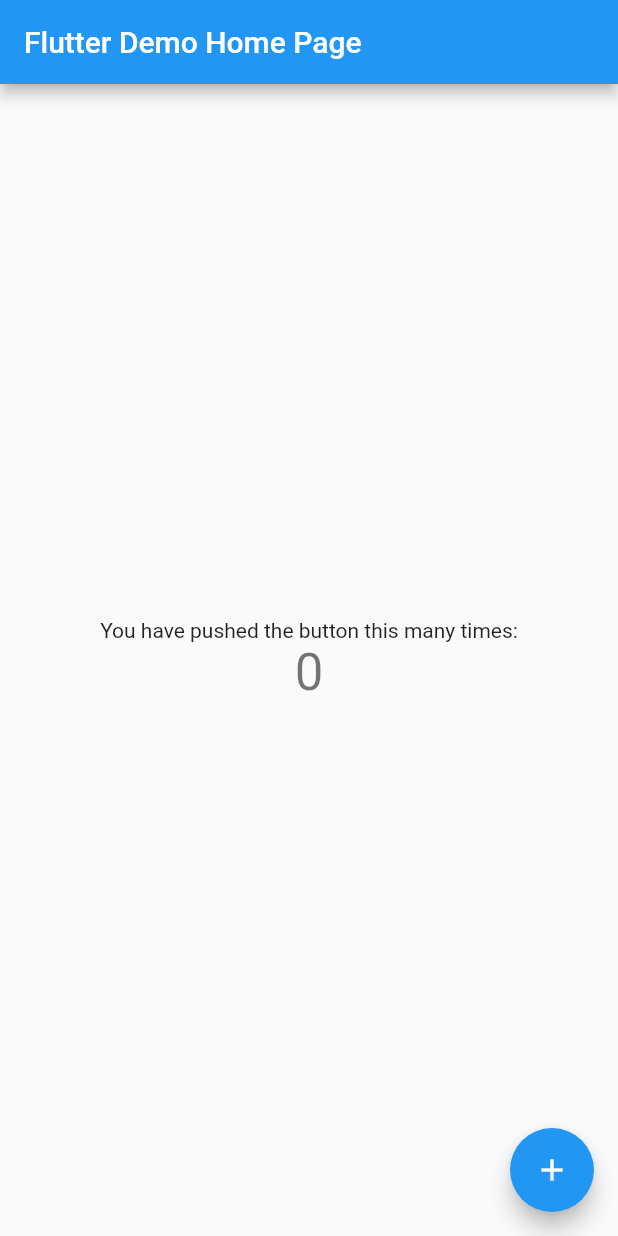
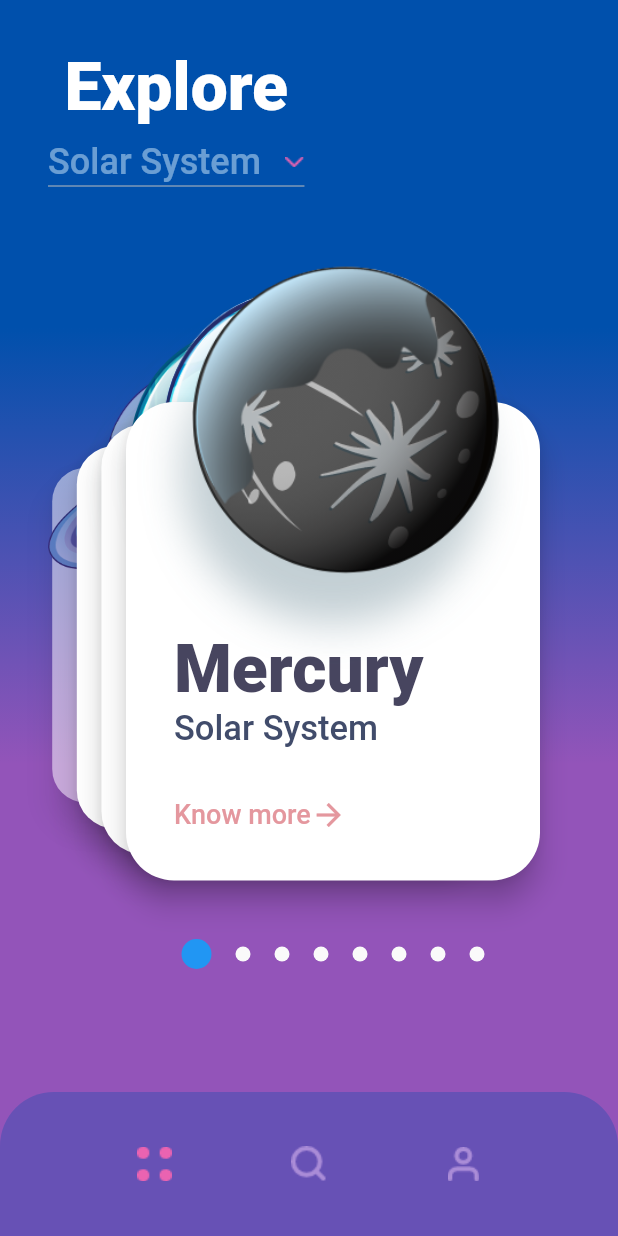
Before and after one commit to kaungphyowai/planets_app, a Flutter app: the screen it shows after launch, on a phone screen of 412 x 824 dp. Run offline on Flutter 3.47's test engine with Material 2 defaults, Android fonts, the phone set to English and light mode, and no system bars; our stand-ins replace flutter_swiper; Roboto replaces fonts that are missing (Avenir).

Commit message:
Home Page Complete

```diff
--- /dev/null
+++ b/lib/constants.dart
@@ -0,0 +1,9 @@
+import 'package:flutter/material.dart';
+
+Color primaryTextColor = Color(0xFF414C6B);
+Color secondaryTextColor = Color(0xFFE4979E);
+Color titleTextColor = Colors.white;
+Color contentTextColor = Color(0xff868686);
+Color navigationColor = Color(0xFF6751B5);
+Color gradientStartColor = Color(0xFF0050AC);
+Color gradientEndColor = Color(0xFF9354B9);
--- /dev/null
+++ b/lib/data.dart
@@ -0,0 +1,79 @@
+class PlanetInfo {
+  final int position;
+  final String name;
+  final String iconImage;
+  final String description;
+  final List<String> images;
+
+  PlanetInfo(
+    this.position, {
+    this.name,
+    this.iconImage,
+    this.description,
+    this.images,
+  });
+}
+
+List<PlanetInfo> planets = [
+  PlanetInfo(1,
+      name: 'Mercury',
+      iconImage: 'assets/mercury.png',
+      description:
+          "Zipping around the sun in only 88 days, Mercury is the closest planet to the sun, and it's also the smallest, only a little bit larger than Earth's moon. Because its so close to the sun (about two-fifths the distance between Earth and the sun), Mercury experiences dramatic changes in its day and night temperatures: Day temperatures can reach a scorching 840  F (450 C), which is hot enough to melt lead. Meanwhile on the night side, temperatures drop to minus 290 F (minus 180 C).",
+      images: [
+        'https://cdn.pixabay.com/photo/2013/07/18/10/57/mercury-163610_1280.jpg',
+        'https://cdn.pixabay.com/photo/2014/07/01/11/38/planet-381127_1280.jpg',
+        'https://cdn.pixabay.com/photo/2015/06/26/18/48/mercury-822825_1280.png',
+        'https://image.shutterstock.com/image-illustration/mercury-high-resolution-images-presents-600w-367615301.jpg'
+      ]),
+  PlanetInfo(2,
+      name: 'Venus',
+      iconImage: 'assets/venus.png',
+      description:
+          "The second planet from the sun, Venus is Earth's twin in size. Radar images beneath its atmosphere reveal that its surface has various mountains and volcanoes. But beyond that, the two planets couldn't be more different. Because of its thick, toxic atmosphere that's made of sulfuric acid clouds, Venus is an extreme example of the greenhouse effect. It's scorching-hot, even hotter than Mercury. The average temperature on Venus' surface is 900 F (465 C). At 92 bar, the pressure at the surface would crush and kill you. And oddly, Venus spins slowly from east to west, the opposite direction of most of the other planets.",
+      images: [
+        'https://cdn.pixabay.com/photo/2011/12/13/14/39/venus-11022_1280.jpg',
+        'https://image.shutterstock.com/image-photo/solar-system-venus-second-planet-600w-515581927.jpg'
+      ]),
+  PlanetInfo(3,
+      name: 'Earth',
+      iconImage: 'assets/earth.png',
+      description:
+          "The third planet from the sun, Earth is a waterworld, with two-thirds of the planet covered by ocean. It's the only world known to harbor life. Earth's atmosphere is rich in nitrogen and oxygen. Earth's surface rotates about its axis at 1,532 feet per second (467 meters per second) — slightly more than 1,000 mph (1,600 kph) — at the equator. The planet zips around the sun at more than 18 miles per second (29 km per second).",
+      images: [
+        'https://cdn.pixabay.com/photo/2011/12/13/14/31/earth-11015_1280.jpg',
+        'https://cdn.pixabay.com/photo/2011/12/14/12/11/astronaut-11080_1280.jpg',
+        'https://cdn.pixabay.com/photo/2016/01/19/17/29/earth-1149733_1280.jpg',
+        'https://image.shutterstock.com/image-photo/3d-render-planet-earth-viewed-600w-1069251782.jpg'
+      ]),
+  PlanetInfo(4,
+      name: 'Mars',
+      iconImage: 'assets/mars.png',
+      description:
+          "The fourth planet from the sun is Mars, and it's a cold, desert-like place covered in dust. This dust is made of iron oxides, giving the planet its iconic red hue. Mars shares similarities with Earth: It is rocky, has mountains, valleys and canyons, and storm systems ranging from localized tornado-like dust devils to planet-engulfing dust storms. ",
+      images: []),
+  PlanetInfo(5,
+      name: 'Jupiter',
+      iconImage: 'assets/jupiter.png',
+      description:
+          "The fifth planet from the sun, Jupiter is a giant gas world that is the most massive planet in our solar system — more than twice as massive as all the other planets combined, according to NASA. Its swirling clouds are colorful due to different types of trace gases. And a major feature in its swirling clouds is the Great Red Spot, a giant storm more than 10,000 miles wide. It has raged at more than 400 mph for the last 150 years, at least. Jupiter has a strong magnetic field, and with 75 moons, it looks a bit like a miniature solar system.",
+      images: []),
+  PlanetInfo(6,
+      name: 'Saturn',
+      iconImage: 'assets/saturn.png',
+      description:
+          "The sixth planet from the sun, Saturn is known most for its rings. When polymath Galileo Galilei first studied Saturn in the early 1600s, he thought it was an object with three parts: a planet and two large moons on either side. Not knowing he was seeing a planet with rings, the stumped astronomer entered a small drawing — a symbol with one large circle and two smaller ones — in his notebook, as a noun in a sentence describing his discovery. More than 40 years later, Christiaan Huygens proposed that they were rings. The rings are made of ice and rock and scientists are not yet sure how they formed. The gaseous planet is mostly hydrogen and helium and has numerous moons.",
+      images: []),
+  PlanetInfo(7,
+      name: 'Uranus',
+      iconImage: 'assets/uranus.png',
+      description:
+          "The seventh planet from the sun, Uranus is an oddball. It has clouds made of hydrogen sulfide, the same chemical that makes rotten eggs smell so foul. It rotates from east to west like Venus. But unlike Venus or any other planet, its equator is nearly at right angles to its orbit — it basically orbits on its side. Astronomers believe an object twice the size of Earth collided with Uranus roughly 4 billion years ago, causing Uranus to tilt. That tilt causes extreme seasons that last 20-plus years, and the sun beats down on one pole or the other for 84 Earth-years at a time. ",
+      images: []),
+  PlanetInfo(8,
+      name: 'Neptune',
+      iconImage: 'assets/neptune.png',
+      description:
+          "The eighth planet from the sun, Neptune is about the size of Uranus and is known for supersonic strong winds. Neptune is far out and cold. The planet is more than 30 times as far from the sun as Earth. Neptune was the first planet predicted to exist by using math, before it was visually detected. Irregularities in the orbit of Uranus led French astronomer Alexis Bouvard to suggest some other planet might be exerting a gravitational tug. German astronomer Johann Galle used calculations to help find Neptune in a telescope. Neptune is about 17 times as massive as Earth and has a rocky core.",
+      images: []),
+];
--- /dev/null
+++ b/lib/home.dart
@@ -0,0 +1,183 @@
+import 'package:flutter/material.dart';
+import 'package:flutter_swiper/flutter_swiper.dart';
+import 'package:planets_app/constants.dart';
+import 'package:planets_app/data.dart';
+
+class HomePage extends StatefulWidget {
+  @override
+  _HomePageState createState() => _HomePageState();
+}
+
+class _HomePageState extends State<HomePage> {
+  @override
+  Widget build(BuildContext context) {
+    return Scaffold(
+      backgroundColor: gradientEndColor,
+      body: Container(
+        decoration: BoxDecoration(
+            gradient: LinearGradient(
+          colors: [gradientStartColor, gradientEndColor],
+          begin: Alignment.topCenter,
+          end: Alignment.bottomCenter,
+          stops: [0.3, 0.7],
+        )),
+        child: SafeArea(
+          child: Column(
+            crossAxisAlignment: CrossAxisAlignment.start,
+            children: [
+              Padding(
+                padding: EdgeInsets.all(32.0),
+                child: Column(
+                  children: [
+                    Text(
+                      'Explore',
+                      style: TextStyle(
+                        fontFamily: 'Avenir',
+                        fontSize: 44,
+                        color: Colors.white,
+                        fontWeight: FontWeight.w900,
+                      ),
+                    ),
+                    DropdownButton(
+                      items: [
+                        DropdownMenuItem(
+                          child: Text(
+                            "Solar System",
+                            style: TextStyle(
+                              fontWeight: FontWeight.w500,
+                              fontFamily: 'Avenir',
+                              fontSize: 24,
+                              color: Color(0x7cdbf1ff),
+                            ),
+                            textAlign: TextAlign.left,
+                          ),
+                        ),
+                      ],
+                      icon: Padding(
+                        padding: const EdgeInsets.only(left: 16.0),
+                        child: Image.asset('assets/drop_down_icon.png'),
+                      ),
+                      onChanged: (value) {},
+                    )
+                  ],
+                ),
+              ),
+              Container(
+                height: 500,
+                padding: EdgeInsets.only(left: 32),
+                child: Swiper(
+                  itemCount: planets.length,
+                  pagination: SwiperPagination(
+                    builder: DotSwiperPaginationBuilder(
+                      activeSize: 20,
+                      space: 8,
+                    ),
+                  ),
+                  itemWidth: MediaQuery.of(context).size.width - 2 * 64,
+                  layout: SwiperLayout.STACK,
+                  itemBuilder: (context, index) {
+                    return Stack(
+                      children: [
+                        Column(
+                          children: [
+                            SizedBox(
+                              height: 100,
+                            ),
+                            Card(
+                              elevation: 8,
+                              color: Colors.white,
+                              shape: RoundedRectangleBorder(
+                                borderRadius: BorderRadius.circular(32),
+                              ),
+                              child: Padding(
+                                padding: EdgeInsets.all(32.0),
+                                child: Column(
+                                  crossAxisAlignment: CrossAxisAlignment.start,
+                                  children: [
+                                    SizedBox(height: 120),
+                                    Text(
+                                      planets[index].name,
+                                      style: TextStyle(
+                                        color: Color(0xff47455f),
+                                        fontFamily: 'Avenir',
+                                        fontSize: 44,
+                                        fontWeight: FontWeight.w900,
+                                      ),
+                                      textAlign: TextAlign.left,
+                                    ),
+                                    Text(
+                                      "Solar System",
+                                      style: TextStyle(
+                                        color: primaryTextColor,
+                                        fontFamily: 'Avenir',
+                                        fontSize: 23,
+                                        fontWeight: FontWeight.w500,
+                                      ),
+                                      textAlign: TextAlign.left,
+                                    ),
+                                    SizedBox(
+                                      height: 32,
+                                    ),
+                                    Row(
+                                      children: <Widget>[
+                                        Text(
+                                          'Know more',
+                                          style: TextStyle(
+                                            fontFamily: 'Avenir',
+                                            fontSize: 18,
+                                            color: secondaryTextColor,
+                                            fontWeight: FontWeight.w500,
+                                          ),
+                                          textAlign: TextAlign.left,
+                                        ),
+                                        Icon(
+                                          Icons.arrow_forward,
+                                          color: secondaryTextColor,
+                                        ),
+                                      ],
+                                    ),
+                                  ],
+                                ),
+                              ),
+                            ),
+                          ],
+                        ),
+                        Image.asset(planets[index].iconImage)
+                      ],
+                    );
+                  },
+                ),
+              ),
+            ],
+          ),
+        ),
+      ),
+      bottomNavigationBar: Container(
+        decoration: BoxDecoration(
+          color: navigationColor,
+          borderRadius: BorderRadius.vertical(
+            top: Radius.circular(36.0),
+          ),
+        ),
+        padding: EdgeInsets.all(24),
+        child: Row(
+          mainAxisAlignment: MainAxisAlignment.spaceEvenly,
+          children: [
+            IconButton(
+              icon: Image.asset('assets/menu_icon.png'),
+              onPressed: () {},
+            ),
+            IconButton(
+              icon: Image.asset('assets/search_icon.png'),
+              onPressed: () {},
+            ),
+            IconButton(
+              icon: Image.asset('assets/profile_icon.png'),
+              onPressed: () {},
+            ),
+          ],
+        ),
+      ),
+    );
+  }
+}
--- a/lib/main.dart
+++ b/lib/main.dart
@@ -1,117 +1,21 @@
 import 'package:flutter/material.dart';
+
+import 'home.dart';
 
 void main() {
   runApp(MyApp());
 }
 
 class MyApp extends StatelessWidget {
-  // This widget is the root of your application.
   @override
   Widget build(BuildContext context) {
     return MaterialApp(
-      title: 'Flutter Demo',
       theme: ThemeData(
-        // This is the theme of your application.
-        //
-        // Try running your application with "flutter run". You'll see the
-        // application has a blue toolbar. Then, without quitting the app, try
-        // changing the primarySwatch below to Colors.green and then invoke
-        // "hot reload" (press "r" in the console where you ran "flutter run",
-        // or simply save your changes to "hot reload" in a Flutter IDE).
-        // Notice that the counter didn't reset back to zero; the application
-        // is not restarted.
         primarySwatch: Colors.blue,
-        // This makes the visual density adapt to the platform that you run
-        // the app on. For desktop platforms, the controls will be smaller and
-        // closer together (more dense) than on mobile platforms.
         visualDensity: VisualDensity.adaptivePlatformDensity,
       ),
-      home: MyHomePage(title: 'Flutter Demo Home Page'),
+      home: HomePage(),
+      debugShowCheckedModeBanner: false,
     );
   }
 }
-
-class MyHomePage extends StatefulWidget {
-  MyHomePage({Key key, this.title}) : super(key: key);
-
-  // This widget is the home page of your application. It is stateful, meaning
-  // that it has a State object (defined below) that contains fields that affect
-  // how it looks.
-
-  // This class is the configuration for the state. It holds the values (in this
-  // case the title) provided by the parent (in this case the App widget) and
-  // used by the build method of the State. Fields in a Widget subclass are
-  // always marked "final".
-
-  final String title;
-
-  @override
-  _MyHomePageState createState() => _MyHomePageState();
-}
-
-class _MyHomePageState extends State<MyHomePage> {
-  int _counter = 0;
-
-  void _incrementCounter() {
-    setState(() {
-      // This call to setState tells the Flutter framework that something has
-      // changed in this State, which causes it to rerun the build method below
-      // so that the display can reflect the updated values. If we changed
-      // _counter without calling setState(), then the build method would not be
-      // called again, and so nothing would appear to happen.
-      _counter++;
-    });
-  }
-
-  @override
-  Widget build(BuildContext context) {
-    // This method is rerun every time setState is called, for instance as done
-    // by the _incrementCounter method above.
-    //
-    // The Flutter framework has been optimized to make rerunning build methods
-    // fast, so that you can just rebuild anything that needs updating rather
-    // than having to individually change instances of widgets.
-    return Scaffold(
-      appBar: AppBar(
-        // Here we take the value from the MyHomePage object that was created by
-        // the App.build method, and use it to set our appbar title.
-        title: Text(widget.title),
-      ),
-      body: Center(
-        // Center is a layout widget. It takes a single child and positions it
-        // in the middle of the parent.
-        child: Column(
-          // Column is also a layout widget. It takes a list of children and
-          // arranges them vertically. By default, it sizes itself to fit its
-          // children horizontally, and tries to be as tall as its parent.
-          //
-          // Invoke "debug painting" (press "p" in the console, choose the
-          // "Toggle Debug Paint" action from the Flutter Inspector in Android
-          // Studio, or the "Toggle Debug Paint" command in Visual Studio Code)
-          // to see the wireframe for each widget.
-          //
-          // Column has various properties to control how it sizes itself and
-          // how it positions its children. Here we use mainAxisAlignment to
-          // center the children vertically; the main axis here is the vertical
-          // axis because Columns are vertical (the cross axis would be
-          // horizontal).
-          mainAxisAlignment: MainAxisAlignment.center,
-          children: <Widget>[
-            Text(
-              'You have pushed the button this many times:',
-            ),
-            Text(
-              '$_counter',
-              style: Theme.of(context).textTheme.headline4,
-            ),
-          ],
-        ),
-      ),
-      floatingActionButton: FloatingActionButton(
-        onPressed: _incrementCounter,
-        tooltip: 'Increment',
-        child: Icon(Icons.add),
-      ), // This trailing comma makes auto-formatting nicer for build methods.
-    );
-  }
-}
--- a/pubspec.yaml
+++ b/pubspec.yaml
@@ -28,6 +28,7 @@ dependencies:
   # The following adds the Cupertino Icons font to your application.
   # Use with the CupertinoIcons class for iOS style icons.
   cupertino_icons: ^1.0.0
+  flutter_swiper: ^1.1.6
 
 dev_dependencies:
   flutter_test:
@@ -45,9 +46,8 @@ flutter:
   uses-material-design: true
 
   # To add assets to your application, add an assets section, like this:
-  # assets:
-  #   - images/a_dot_burr.jpeg
-  #   - images/a_dot_ham.jpeg
+  assets:
+    - assets/
 
   # An image asset can refer to one or more resolution-specific "variants", see
   # https://flutter.dev/assets-and-images/#resolution-aware.
```
Also changed, not shown: assets/drop_down_icon.png (added), assets/earth.png (added), assets/jupiter.png (added), assets/mars.png (added), assets/menu_icon.png (added), assets/mercury.png (added), assets/neptune.png (added), assets/profile_icon.png (added), assets/saturn.png (added), assets/search_icon.png (added), assets/uranus.png (added), assets/venus.png (added), pubspec.lock, 1 other file.
